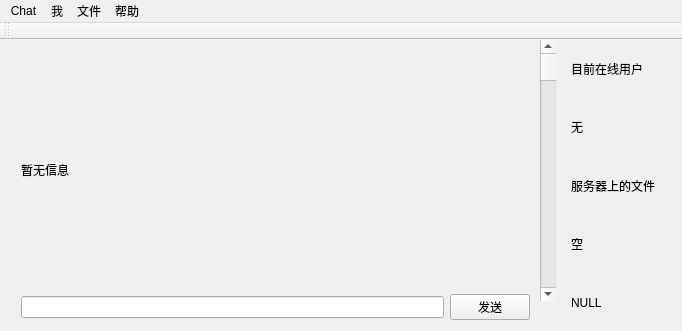
This is mainwindow.ui in ZHZXOJ/Chat-user as Qt 5 draws it before an edit. The edited form follows.
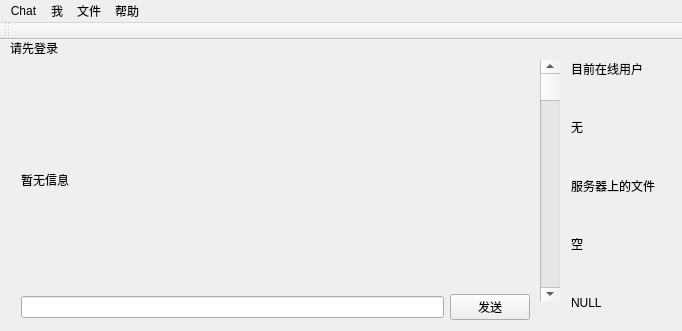
This is the edited form.

What changed in the file:
```diff
--- a/mainwindow.ui
+++ b/mainwindow.ui
@@ -18,9 +18,9 @@
     <property name="geometry">
      <rect>
       <x>540</x>
-      <y>0</y>
-      <width>16</width>
-      <height>261</height>
+      <y>20</y>
+      <width>20</width>
+      <height>241</height>
      </rect>
     </property>
     <property name="orientation">
@@ -78,9 +78,9 @@
     <property name="geometry">
      <rect>
       <x>10</x>
-      <y>0</y>
+      <y>20</y>
       <width>531</width>
-      <height>291</height>
+      <height>271</height>
      </rect>
     </property>
     <layout class="QVBoxLayout" name="verticalLayout_4" stretch="10,1">
@@ -111,6 +111,19 @@
      </item>
     </layout>
    </widget>
+   <widget class="QLabel" name="label_7">
+    <property name="geometry">
+     <rect>
+      <x>10</x>
+      <y>0</y>
+      <width>521</width>
+      <height>16</height>
+     </rect>
+    </property>
+    <property name="text">
+     <string>请先登录</string>
+    </property>
+   </widget>
   </widget>
   <widget class="QMenuBar" name="menuBar">
    <property name="geometry">
```
Left out of the diff: 5 changed lines with no effect on the pictures.
